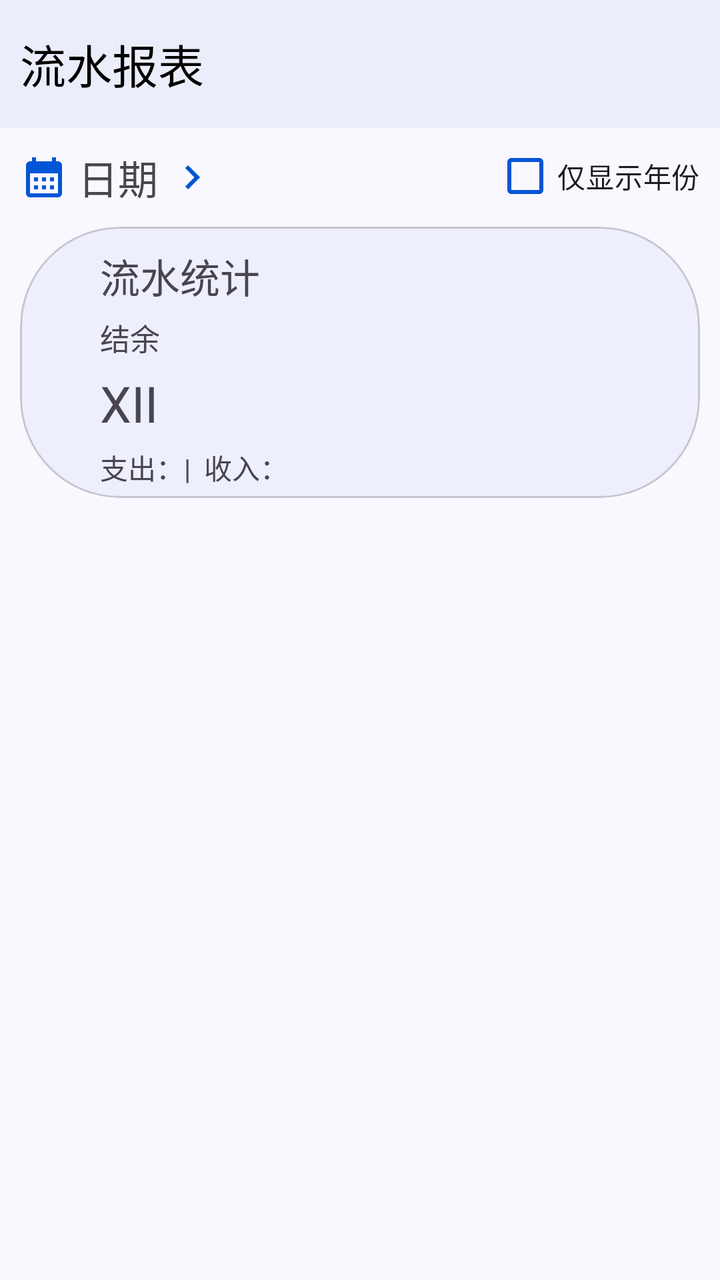
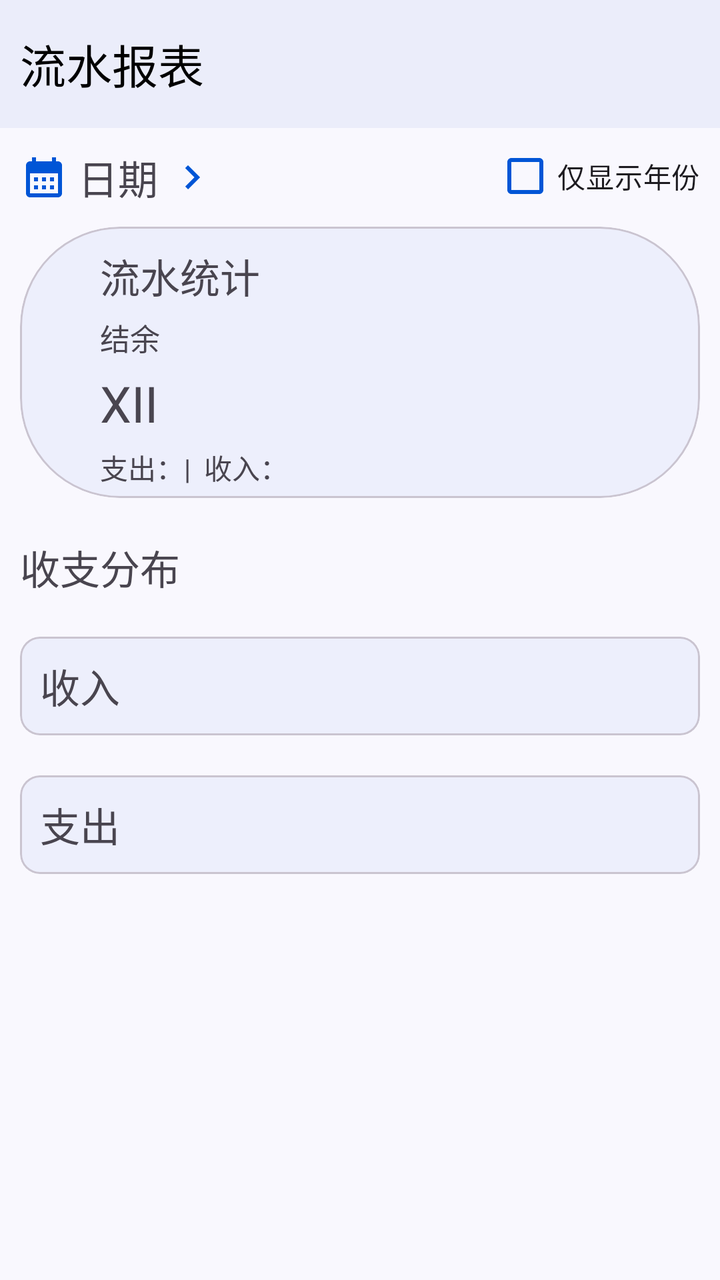

Compare the two renders of this Android layout. The source of the first and the diff that turns it into the second are given below.
<!-- AndroidManifest.xml: application theme Theme.ProjectManager -->
<!-- res/layout/activity_report.xml -->
<?xml version="1.0" encoding="utf-8"?>
<androidx.constraintlayout.widget.ConstraintLayout xmlns:android="http://schemas.android.com/apk/res/android"
    xmlns:app="http://schemas.android.com/apk/res-auto"
    xmlns:tools="http://schemas.android.com/tools"
    android:id="@+id/main"
    style="@style/PageStyle"
    android:layout_width="match_parent"
    android:layout_height="match_parent"
    tools:context=".ui.bookkeeping.report.ReportActivity">

    <androidx.appcompat.widget.Toolbar
        android:id="@+id/report_toolbar"
        android:layout_width="match_parent"
        android:layout_height="?attr/actionBarSize"
        app:layout_constraintEnd_toEndOf="parent"
        app:layout_constraintStart_toStartOf="parent"
        app:layout_constraintTop_toTopOf="parent"
        app:title="@string/title_report" />

    <com.google.android.material.textview.MaterialTextView
        android:id="@+id/report_date_textview"
        android:layout_width="wrap_content"
        android:layout_height="wrap_content"
        android:layout_marginStart="10dp"
        android:layout_marginTop="10dp"
        android:drawableRight="@drawable/baseline_keyboard_arrow_right_24"
        android:drawableLeft="@drawable/baseline_calendar_month_24"
        android:drawablePadding="5dp"
        android:text="日期"
        android:textSize="20dp"
        app:layout_constraintLeft_toLeftOf="parent"
        app:layout_constraintTop_toBottomOf="@id/report_toolbar" />

    <com.google.android.material.checkbox.MaterialCheckBox
        android:id="@+id/report_year_only_checkbox"
        style="@style/CheckBoxStyle"
        android:layout_width="wrap_content"
        android:layout_height="wrap_content"
        android:layout_marginEnd="10dp"
        android:text="仅显示年份"
        app:layout_constraintRight_toRightOf="parent"
        app:layout_constraintTop_toBottomOf="@id/report_toolbar" />

    <com.google.android.material.card.MaterialCardView
        style="@style/CommonCardStyle"
        android:layout_width="match_parent"
        android:layout_height="wrap_content"
        app:layout_constraintTop_toBottomOf="@id/report_date_textview">

        <LinearLayout
            android:layout_width="match_parent"
            android:layout_height="match_parent"
            android:orientation="vertical"
            android:padding="5dp">

            <TextView
                style="@style/ReportInfoTextViewStyle"
                android:layout_width="wrap_content"
                android:layout_height="wrap_content"
                android:text="流水统计"
                android:textSize="20sp" />

            <TextView
                style="@style/ReportInfoTextViewStyle"
                android:layout_width="wrap_content"
                android:layout_height="wrap_content"
                android:text="结余"
                android:textSize="15sp" />

            <TextView
                android:id="@+id/report_balance_textview"
                style="@style/ReportInfoTextViewStyle"
                android:layout_width="wrap_content"
                android:layout_height="wrap_content"
                android:text="XII"
                android:textSize="25sp" />

            <TextView
                android:id="@+id/report_expenditure_income_textview"
                style="@style/ReportInfoTextViewStyle"
                android:layout_width="wrap_content"
                android:layout_height="wrap_content"
                android:text="支出：|  收入：" />
        </LinearLayout>
    </com.google.android.material.card.MaterialCardView>
</androidx.constraintlayout.widget.ConstraintLayout>
<!-- resources referenced by this layout -->
<resources>
  <!-- drawable baseline_calendar_month_24 (drawable) -->
  <vector xmlns:android="http://schemas.android.com/apk/res/android" android:height="24dp" android:tint="#000000" android:viewportHeight="24" android:viewportWidth="24" android:width="24dp">
        
      <path android:fillColor="@android:color/white" android:pathData="M19,4h-1V2h-2v2H8V2H6v2H5C3.89,4 3.01,4.9 3.01,6L3,20c0,1.1 0.89,2 2,2h14c1.1,0 2,-0.9 2,-2V6C21,4.9 20.1,4 19,4zM19,20H5V10h14V20zM9,14H7v-2h2V14zM13,14h-2v-2h2V14zM17,14h-2v-2h2V14zM9,18H7v-2h2V18zM13,18h-2v-2h2V18zM17,18h-2v-2h2V18z"/>
      
  </vector>
  <!-- drawable baseline_keyboard_arrow_right_24 (drawable) -->
  <vector xmlns:android="http://schemas.android.com/apk/res/android" android:autoMirrored="true" android:height="24dp" android:tint="#000000" android:viewportHeight="24" android:viewportWidth="24" android:width="24dp">
        
      <path android:fillColor="@android:color/white" android:pathData="M8.59,16.59L13.17,12 8.59,7.41 10,6l6,6 -6,6 -1.41,-1.41z"/>
      
  </vector>
  <string name="title_report">流水报表</string>
  <style name="CheckBoxStyle">
          <item name="buttonTint">@color/theme_blue</item>
      </style>
  <style name="CommonCardStyle">
          <item name="cardBackgroundColor">@color/card_background</item>
          <item name="cardCornerRadius">50dp</item>
          <item name="android:layout_margin">10dp</item>
      </style>
  <style name="PageStyle">
          <item name="android:background">@color/page_background</item>
      </style>
  <style name="ReportInfoTextViewStyle">
          <item name="android:layout_marginTop">5dp</item>
          <item name="android:layout_marginLeft">35dp</item>
      </style>
  <style name="Theme.ProjectManager" parent="Theme.Material3.DayNight.NoActionBar">
          
          <item name="colorPrimary">@color/purple_500</item>
          <item name="colorPrimaryVariant">@color/purple_700</item>
          <item name="colorOnPrimary">@color/white</item>
          
          <item name="colorSecondary">@color/teal_200</item>
          <item name="colorSecondaryVariant">@color/teal_700</item>
          <item name="colorOnSecondary">@color/black</item>
          
          <item name="android:statusBarColor">?attr/colorPrimaryVariant</item>
          
          <item name="toolbarStyle">@style/ToolBarStyle</item>
          <item name="drawableTint">@color/theme_blue</item>
      </style>
  <color name="theme_blue">#0055d6</color>
  <color name="card_background">#edeffc</color>
  <color name="page_background">#f9f8fe</color>
  <color name="purple_500">#FF6200EE</color>
  <color name="purple_700">#FF3700B3</color>
  <color name="white">#FFFFFFFF</color>
  <color name="teal_200">#FF03DAC5</color>
  <color name="teal_700">#FF018786</color>
  <color name="black">#FF000000</color>
  <style name="ToolBarStyle">
          <item name="android:background">@color/toolbar_background</item>
          <item name="contentInsetStart">10dp</item>
          <item name="titleTextAppearance">@style/TitleStyle</item>
      </style>
  <color name="toolbar_background">#ebedfa</color>
  <style name="TitleStyle">
          <item name="android:textSize">23sp</item>
          <item name="android:textColor">@color/black</item>
      </style>
</resources>

<!-- the commit's change to res/layout/activity_report.xml (unified diff, before → after) -->
@@ -6,6 +6,7 @@
     style="@style/PageStyle"
     android:layout_width="match_parent"
     android:layout_height="match_parent"
+    android:fitsSystemWindows="true"
     tools:context=".ui.bookkeeping.report.ReportActivity">
 
     <androidx.appcompat.widget.Toolbar
@@ -23,8 +24,8 @@
         android:layout_height="wrap_content"
         android:layout_marginStart="10dp"
         android:layout_marginTop="10dp"
+        android:drawableLeft="@drawable/baseline_calendar_month_24"
         android:drawableRight="@drawable/baseline_keyboard_arrow_right_24"
-        android:drawableLeft="@drawable/baseline_calendar_month_24"
         android:drawablePadding="5dp"
         android:text="日期"
         android:textSize="20dp"
@@ -42,6 +43,7 @@
         app:layout_constraintTop_toBottomOf="@id/report_toolbar" />
 
     <com.google.android.material.card.MaterialCardView
+        android:id="@+id/report_balance_cardview"
         style="@style/CommonCardStyle"
         android:layout_width="match_parent"
         android:layout_height="wrap_content"
@@ -83,4 +85,48 @@
                 android:text="支出：|  收入：" />
         </LinearLayout>
     </com.google.android.material.card.MaterialCardView>
+
+    <LinearLayout
+        android:layout_width="match_parent"
+        android:layout_height="wrap_content"
+        android:layout_marginTop="10sp"
+        android:orientation="vertical"
+        app:layout_constraintTop_toBottomOf="@id/report_balance_cardview">
+
+        <com.google.android.material.textview.MaterialTextView
+            style="@style/LabelTextViewStyle"
+            android:layout_width="wrap_content"
+            android:layout_height="wrap_content"
+            android:text="收支分布" />
+
+        <com.google.android.material.card.MaterialCardView
+            style="@style/ContentCardStyle"
+            android:layout_width="match_parent"
+            android:layout_height="wrap_content">
+
+            <com.google.android.material.textview.MaterialTextView
+                style="@style/LabelTextViewStyle"
+                android:layout_width="wrap_content"
+                android:layout_height="wrap_content"
+                android:text="收入" />
+
+            
+
+        </com.google.android.material.card.MaterialCardView>
+
+        <com.google.android.material.card.MaterialCardView
+            style="@style/ContentCardStyle"
+            android:layout_width="match_parent"
+            android:layout_height="wrap_content">
+
+            <com.google.android.material.textview.MaterialTextView
+                style="@style/LabelTextViewStyle"
+                android:layout_width="wrap_content"
+                android:layout_height="wrap_content"
+                android:text="支出" />
+
+            
+
+        </com.google.android.material.card.MaterialCardView>
+    </LinearLayout>
 </androidx.constraintlayout.widget.ConstraintLayout>
<!-- resource entries referenced after the edit -->
@@ -20,6 +20,15 @@
           <item name="cardBackgroundColor">@color/card_background</item>
           <item name="cardCornerRadius">50dp</item>
           <item name="android:layout_margin">10dp</item>
+      </style>
+  <style name="ContentCardStyle">
+          <item name="cardBackgroundColor">@color/card_background</item>
+          <item name="cardCornerRadius">10dp</item>
+          <item name="android:layout_margin">10dp</item>
+      </style>
+  <style name="LabelTextViewStyle">
+          <item name="android:layout_margin">10dp</item>
+          <item name="android:textSize">20sp</item>
       </style>
   <style name="PageStyle">
           <item name="android:background">@color/page_background</item>
